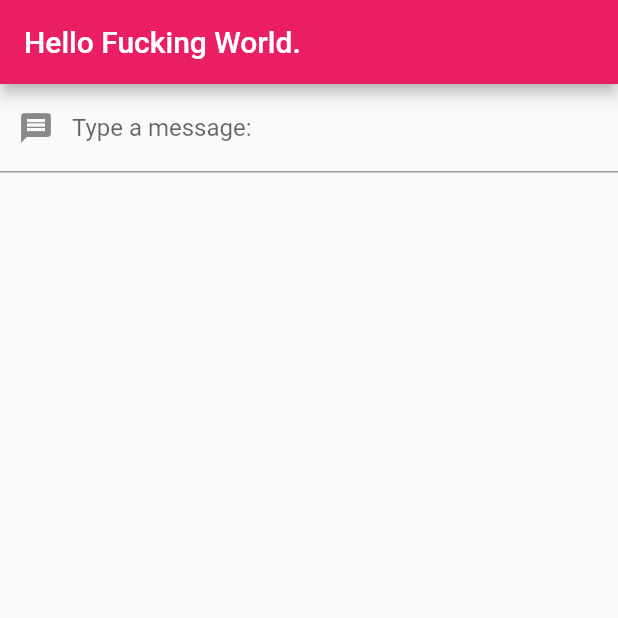
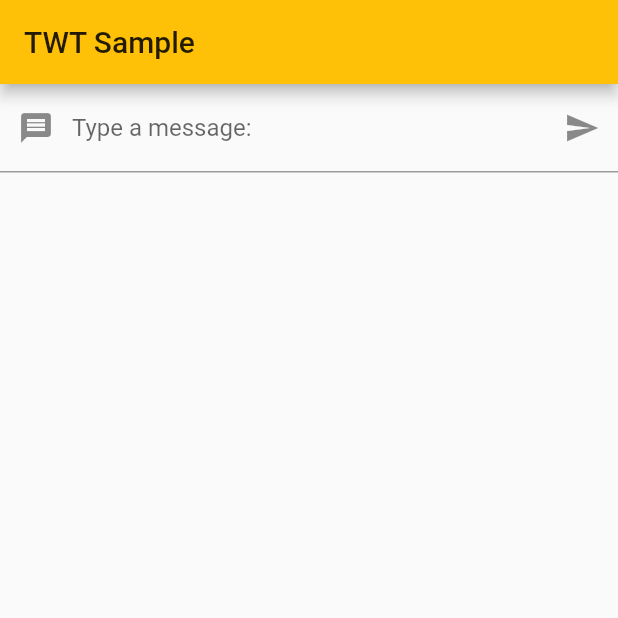
Before and after one commit to yalte/AI_Implementation, a Flutter app: the screen it shows after launch, on a phone screen of 412 x 824 dp, the top half of it. Run offline on Flutter 3.47's test engine with Material 2 defaults, Android fonts, the phone set to English and light mode, and no system bars.

```diff
--- a/App/hello_world/lib/main.dart
+++ b/App/hello_world/lib/main.dart
@@ -10,7 +10,7 @@ class MyApp extends StatelessWidget {
     return MaterialApp(
       title: 'Liberty App',
       theme: ThemeData(
-        primarySwatch: Colors.pink,
+        primarySwatch: Colors.amber,
         visualDensity: VisualDensity.adaptivePlatformDensity,
       ),
       home: MyHomePage(),
@@ -18,12 +18,27 @@ class MyApp extends StatelessWidget {
   }
 }
 
-class MyHomePage extends StatelessWidget {
+class MyHomePage extends StatefulWidget {
+  @override
+  _MyHomePageState createState() => _MyHomePageState();
+}
+
+class _MyHomePageState extends State<MyHomePage> {
+  String text = "";
+
+  void changeText(String text) {
+    this.setState(() {
+      this.text = text;
+    });
+  }
+
   @override
   Widget build(BuildContext context) {
     return Scaffold(
-      appBar: AppBar(title: Text("Hello Fucking World.")),
-      body: TextInputWidget(),
+      appBar: AppBar(title: Text("TWT Sample")),
+      body: Column(
+        children: <Widget>[TextInputWidget(), Text(this.text)],
+      ),
     );
   }
 }
@@ -35,7 +50,6 @@ class TextInputWidget extends StatefulWidget {
 
 class _TextInputWidgetState extends State<TextInputWidget> {
   final controller = TextEditingController();
-  String text = "";
 
   @override
   void dispose() {
@@ -43,24 +57,19 @@ class _TextInputWidgetState extends State<TextInputWidget> {
     controller.dispose();
   }
 
-  void changeText(text) {
-    setState(() {
-      this.text = text;
-    });
-  }
+  void click() {}
 
   @override
   Widget build(BuildContext context) {
-    return Column(
-      children: <Widget>[
-        TextField(
-          controller: this.controller,
-          decoration: InputDecoration(
-              prefixIcon: Icon(Icons.message), labelText: "Type a message:"),
-          onChanged: (text) => this.changeText(text),
-        ),
-        Text(this.text)
-      ],
-    );
+    return TextField(
+        controller: this.controller,
+        decoration: InputDecoration(
+            prefixIcon: Icon(Icons.message),
+            labelText: "Type a message:",
+            suffixIcon: IconButton(
+              icon: Icon(Icons.send),
+              onPressed: this.click,
+              splashColor: Colors.amberAccent,
+            )));
   }
 }
```
Also changed, not shown: 5 other files.
